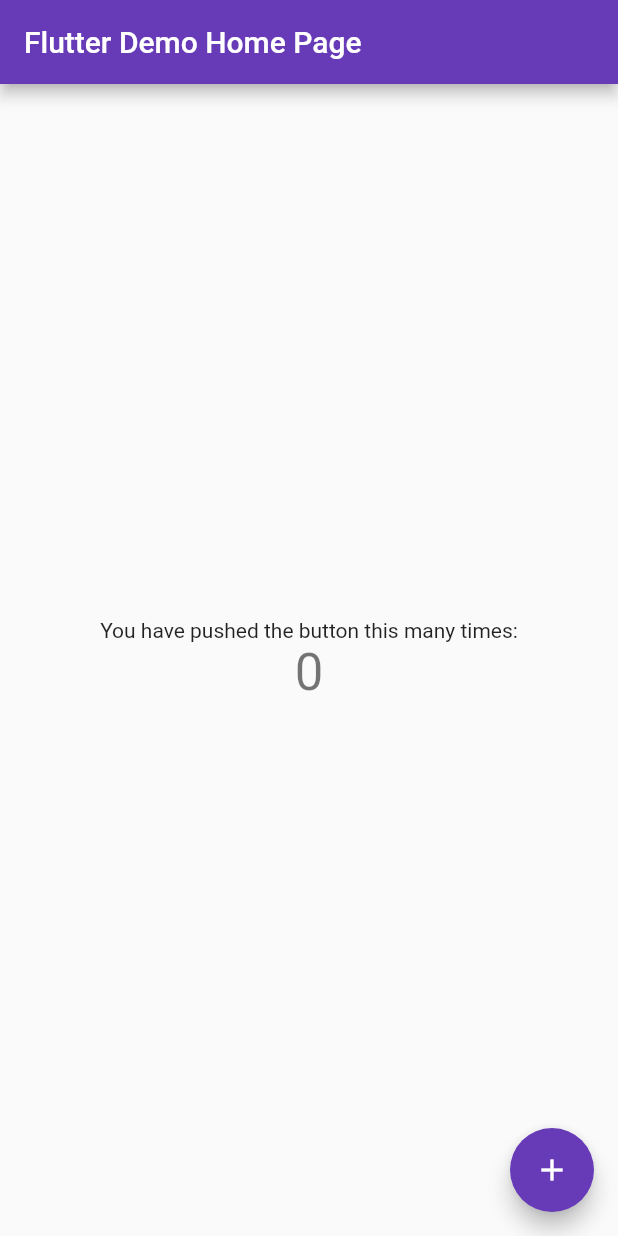
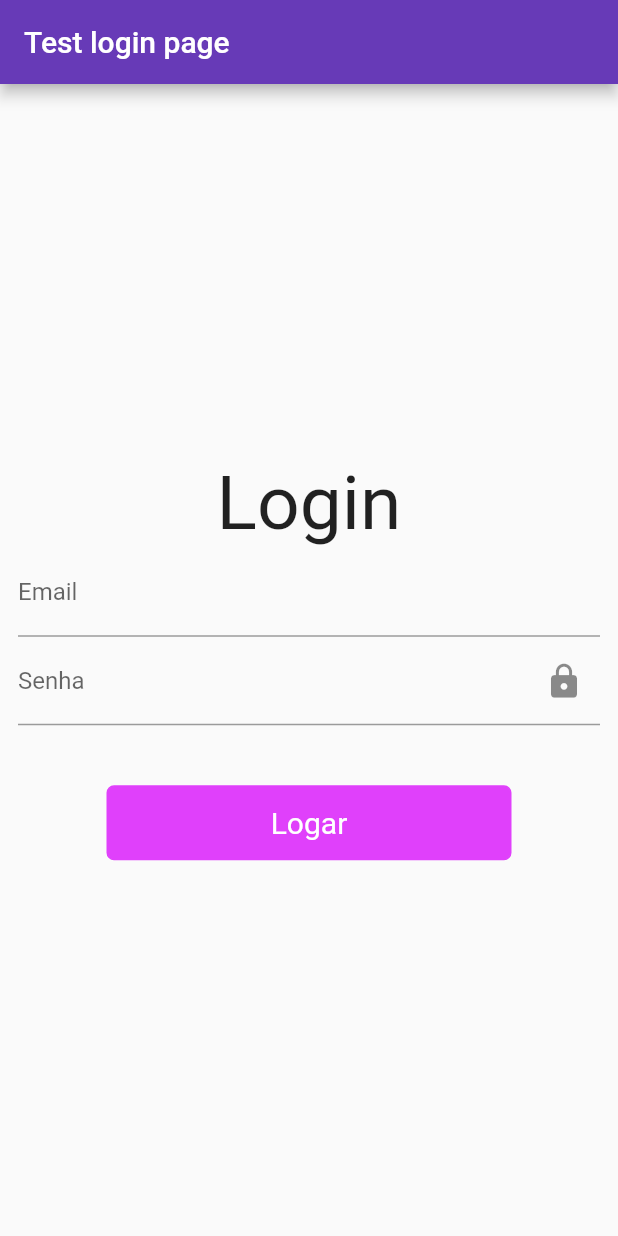
Before and after one commit to PauloVOFonseca/mono_repo, a Flutter app: the screen it shows after launch, on a phone screen of 412 x 824 dp. Run offline on Flutter 3.47's test engine with Material 2 defaults, Android fonts, the phone set to English and light mode, and no system bars.

Commit message:
feat: using design_system on app

```diff
--- a/design_system/lib/design_system.dart
+++ b/design_system/lib/design_system.dart
@@ -1,3 +1,5 @@
 library design_system;
 
 export 'src/themes.dart';
+export 'src/custom_text_field.dart';
+export 'src/custom_submit_button.dart';
--- /dev/null
+++ b/design_system/lib/src/custom_submit_button.dart
@@ -0,0 +1,40 @@
+import 'package:flutter/material.dart';
+
+class CustomSubmitButton extends StatelessWidget {
+  final double height;
+  final double width;
+  final Color color;
+  final Function()? onTap;
+  final String text;
+  final TextStyle textStyle;
+  final BoxBorder? boxBorder;
+  final BorderRadiusGeometry? borderRadiusGeometry;
+  const CustomSubmitButton({
+    Key? key,
+    required this.height,
+    required this.width,
+    required this.color,
+    this.onTap,
+    required this.text,
+    required this.textStyle,
+    this.boxBorder,
+    this.borderRadiusGeometry,
+  }) : super(key: key);
+
+  @override
+  Widget build(BuildContext context) {
+    return GestureDetector(
+      onTap: onTap,
+      child: Container(
+        width: height,
+        height: width,
+        decoration: BoxDecoration(
+          color: color,
+          border: boxBorder,
+          borderRadius: borderRadiusGeometry,
+        ),
+        child: Center(child: Text(text, style: textStyle)),
+      ),
+    );
+  }
+}
--- /dev/null
+++ b/design_system/lib/src/custom_text_field.dart
@@ -0,0 +1,55 @@
+import 'package:flutter/material.dart';
+
+class CustomTextField extends StatelessWidget {
+  final String? initialValue;
+  final TextEditingController? controller;
+  final String hintText;
+  final String labelText;
+  final IconData? suffixIcon;
+  final String? helperText;
+  final VoidCallback? onSuffixIconTap;
+  final String? errorText;
+  final bool obscureText;
+  const CustomTextField({
+    Key? key,
+    this.initialValue,
+    this.controller,
+    required this.hintText,
+    required this.labelText,
+    this.suffixIcon,
+    this.helperText,
+    this.onSuffixIconTap,
+    this.errorText,
+    required this.obscureText,
+  }) : super(key: key);
+
+  @override
+  Widget build(BuildContext context) {
+    return TextFormField(
+      controller: controller,
+      initialValue: initialValue,
+      obscureText: obscureText,
+      decoration: InputDecoration(
+        hintText: hintText,
+        labelText: labelText,
+        suffixIcon: suffixIcon != null
+            ? ClipOval(
+                child: Material(
+                  shape: const CircleBorder(),
+                  color: Colors.transparent,
+                  child: IconButton(
+                    icon: Icon(
+                      suffixIcon,
+                      size: 26,
+                    ),
+                    onPressed: onSuffixIconTap,
+                  ),
+                ),
+              )
+            : null,
+        helperText: helperText,
+        errorText: errorText,
+      ),
+    );
+  }
+}
--- /dev/null
+++ b/login/lib/app/app_widget.dart
@@ -0,0 +1,16 @@
+import 'package:design_system/design_system.dart';
+import 'package:flutter/material.dart';
+import 'package:login/app/login_page.dart';
+
+class MyApp extends StatelessWidget {
+  const MyApp({Key? key}) : super(key: key);
+
+  @override
+  Widget build(BuildContext context) {
+    return MaterialApp(
+      title: 'Flutter Demo',
+      theme: themeLight,
+      home: const LoginPage(),
+    );
+  }
+}
--- /dev/null
+++ b/login/lib/app/login_page.dart
@@ -0,0 +1,66 @@
+import 'package:design_system/design_system.dart';
+import 'package:flutter/material.dart';
+
+class LoginPage extends StatefulWidget {
+  const LoginPage({Key? key}) : super(key: key);
+
+  @override
+  State<LoginPage> createState() => _LoginPageState();
+}
+
+class _LoginPageState extends State<LoginPage> {
+  bool passwordLocker = true;
+  final TextEditingController _emailTextController = TextEditingController();
+  final TextEditingController _passwordTextController = TextEditingController();
+
+  @override
+  Widget build(BuildContext context) {
+    return Scaffold(
+      appBar: AppBar(
+        title: const Text('Test login page'),
+      ),
+      body: Padding(
+        padding: const EdgeInsets.symmetric(horizontal: 12, vertical: 10),
+        child: Column(
+          mainAxisAlignment: MainAxisAlignment.center,
+          children: [
+            const Text('Login', style: TextStyle(fontSize: 50)),
+            CustomTextField(
+              controller: _emailTextController,
+              hintText: 'email',
+              labelText: 'Email',
+              obscureText: false,
+            ),
+            CustomTextField(
+              controller: _passwordTextController,
+              hintText: 'senha',
+              labelText: 'Senha',
+              obscureText: passwordLocker,
+              suffixIcon: passwordLocker
+                  ? Icons.lock
+                  : Icons.no_encryption_gmailerrorred_outlined,
+              onSuffixIconTap: () {
+                setState(() {
+                  passwordLocker = !passwordLocker;
+                });
+              },
+            ),
+            const SizedBox(height: 40),
+            CustomSubmitButton(
+              onTap: () => print(
+                  'Email: ${_emailTextController.text}\n Password: ${_passwordTextController.text}'),
+              color: Colors.purpleAccent,
+              height: 270,
+              width: 50,
+              text: 'Logar',
+              textStyle: const TextStyle(fontSize: 20, color: Colors.white),
+              boxBorder: Border.all(color: Colors.purpleAccent),
+              borderRadiusGeometry:
+                  const BorderRadius.all(Radius.circular(5.0)),
+            ),
+          ],
+        ),
+      ),
+    );
+  }
+}
--- a/login/lib/main.dart
+++ b/login/lib/main.dart
@@ -1,105 +1,6 @@
 import 'package:flutter/material.dart';
-import 'package:design_system/design_system.dart';
+import 'package:login/app/app_widget.dart';
 
 void main() {
   runApp(const MyApp());
 }
-
-class MyApp extends StatelessWidget {
-  const MyApp({Key? key}) : super(key: key);
-
-  // This widget is the root of your application.
-  @override
-  Widget build(BuildContext context) {
-    return MaterialApp(
-      title: 'Flutter Demo',
-      theme: themeLight,
-      home: const MyHomePage(title: 'Flutter Demo Home Page'),
-    );
-  }
-}
-
-class MyHomePage extends StatefulWidget {
-  const MyHomePage({Key? key, required this.title}) : super(key: key);
-
-  // This widget is the home page of your application. It is stateful, meaning
-  // that it has a State object (defined below) that contains fields that affect
-  // how it looks.
-
-  // This class is the configuration for the state. It holds the values (in this
-  // case the title) provided by the parent (in this case the App widget) and
-  // used by the build method of the State. Fields in a Widget subclass are
-  // always marked "final".
-
-  final String title;
-
-  @override
-  State<MyHomePage> createState() => _MyHomePageState();
-}
-
-class _MyHomePageState extends State<MyHomePage> {
-  int _counter = 0;
-
-  void _incrementCounter() {
-    setState(() {
-      // This call to setState tells the Flutter framework that something has
-      // changed in this State, which causes it to rerun the build method below
-      // so that the display can reflect the updated values. If we changed
-      // _counter without calling setState(), then the build method would not be
-      // called again, and so nothing would appear to happen.
-      _counter++;
-    });
-  }
-
-  @override
-  Widget build(BuildContext context) {
-    // This method is rerun every time setState is called, for instance as done
-    // by the _incrementCounter method above.
-    //
-    // The Flutter framework has been optimized to make rerunning build methods
-    // fast, so that you can just rebuild anything that needs updating rather
-    // than having to individually change instances of widgets.
-    return Scaffold(
-      appBar: AppBar(
-        // Here we take the value from the MyHomePage object that was created by
-        // the App.build method, and use it to set our appbar title.
-        title: Text(widget.title),
-      ),
-      body: Center(
-        // Center is a layout widget. It takes a single child and positions it
-        // in the middle of the parent.
-        child: Column(
-          // Column is also a layout widget. It takes a list of children and
-          // arranges them vertically. By default, it sizes itself to fit its
-          // children horizontally, and tries to be as tall as its parent.
-          //
-          // Invoke "debug painting" (press "p" in the console, choose the
-          // "Toggle Debug Paint" action from the Flutter Inspector in Android
-          // Studio, or the "Toggle Debug Paint" command in Visual Studio Code)
-          // to see the wireframe for each widget.
-          //
-          // Column has various properties to control how it sizes itself and
-          // how it positions its children. Here we use mainAxisAlignment to
-          // center the children vertically; the main axis here is the vertical
-          // axis because Columns are vertical (the cross axis would be
-          // horizontal).
-          mainAxisAlignment: MainAxisAlignment.center,
-          children: <Widget>[
-            const Text(
-              'You have pushed the button this many times:',
-            ),
-            Text(
-              '$_counter',
-              style: Theme.of(context).textTheme.headline4,
-            ),
-          ],
-        ),
-      ),
-      floatingActionButton: FloatingActionButton(
-        onPressed: _incrementCounter,
-        tooltip: 'Increment',
-        child: const Icon(Icons.add),
-      ), // This trailing comma makes auto-formatting nicer for build methods.
-    );
-  }
-}
```
Also changed, not shown: 1 other file.
